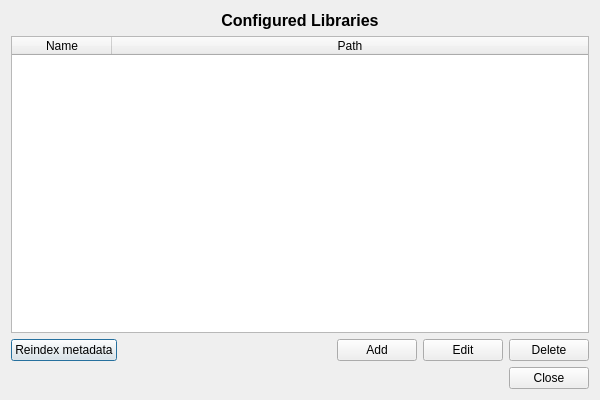
bcolyn/PhotonFinder, file photonfinder/ui/LibraryRootDialog.ui: the form before one commit.
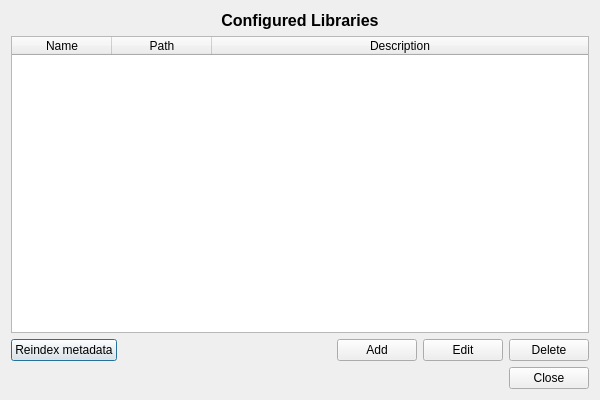
The form after the commit.

Commit message: Add descriptions to library roots

```diff
--- a/photonfinder/ui/LibraryRootDialog.ui
+++ b/photonfinder/ui/LibraryRootDialog.ui
@@ -51,6 +51,11 @@
        <string>Path</string>
       </property>
      </column>
+     <column>
+      <property name="text">
+       <string>Description</string>
+      </property>
+     </column>
     </widget>
    </item>
    <item>
```
Left out of the diff: 3 changed lines with no effect on the pictures. The commit also changes 13 other files.
